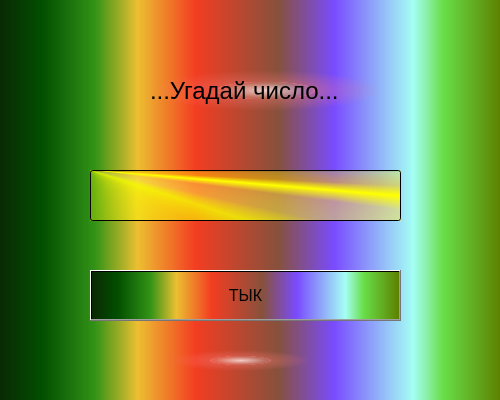
The window that Play.ui (Tantalien/startLearning) describes before a commit, drawn with Qt 5.
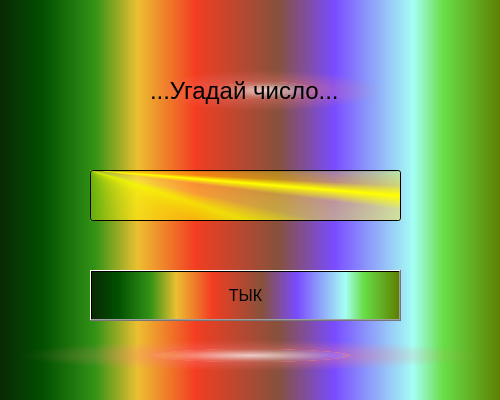
The same window after the commit.

Commit message: Решено!

```diff
--- a/Play.ui
+++ b/Play.ui
@@ -94,15 +94,16 @@
   <widget class="QLabel" name="label_2">
    <property name="geometry">
     <rect>
-     <x>170</x>
-     <y>350</y>
-     <width>141</width>
-     <height>21</height>
+     <x>20</x>
+     <y>340</y>
+     <width>461</width>
+     <height>31</height>
     </rect>
    </property>
    <property name="font">
     <font>
      <family>Segoe UI</family>
+     <pointsize>12</pointsize>
     </font>
    </property>
    <property name="styleSheet">
```
The commit also changes 1 other file.
